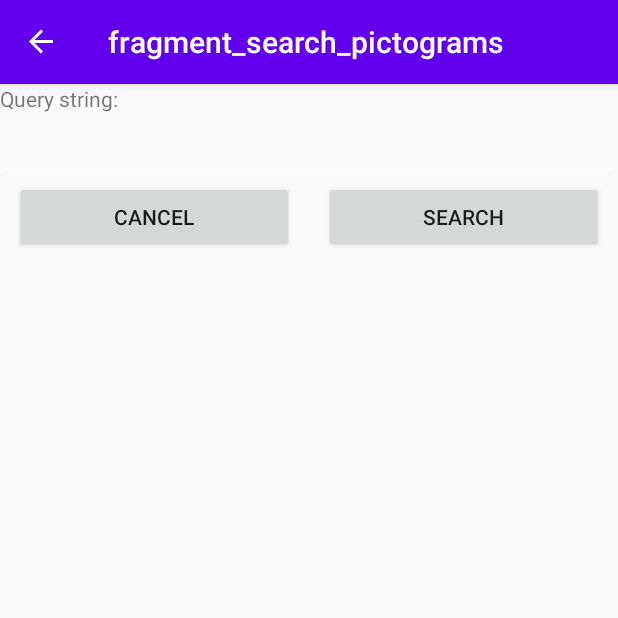
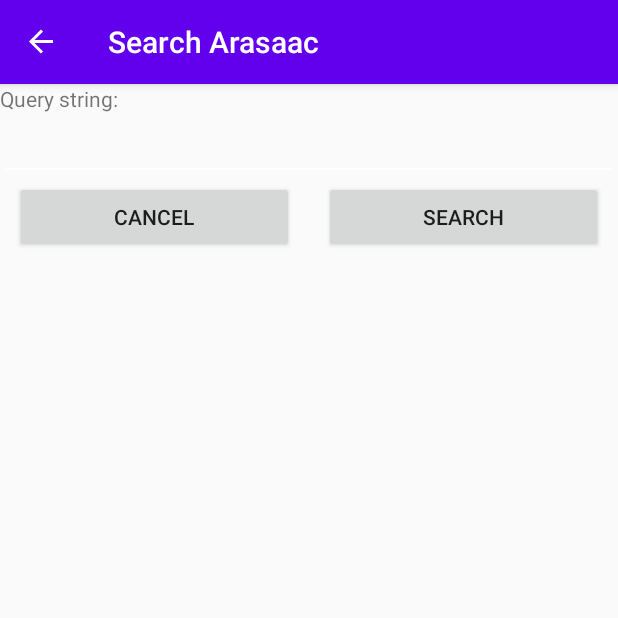
Before and after one commit to fesave/AAC-Board, an Android app: the SearchPictogramsFragment screen opened through its navigation route, on a phone screen of 412 x 824 dp, the top half of it. Run offline under Robolectric (Android 15) with nearby library versions, the phone set to English and light mode, and no system bars; our stand-ins replace Room's generated code, navigation-ui; pictures from the network do not load.

Commit message:
Update EditBoardCellFragment to implement all functionality and navigation

```diff
--- a/app/src/main/java/com/architectcoders/aacboard/di/ViewModelModule.kt
+++ b/app/src/main/java/com/architectcoders/aacboard/di/ViewModelModule.kt
@@ -11,5 +11,9 @@
     viewModel { ListDashboardsViewModel(get(), get(), get(), get(), get()) }
     viewModel { MainDashboardViewModel(get()) }
     viewModel { SearchPictogramsViewModel(get(), get()) }
-    viewModel { EditBoardCellViewModel(get(),get()) }
+    viewModel { parameters -> EditBoardCellViewModel(
+                                parameters.get(0),
+                                parameters.get(1),
+                                parameters.get(2),
+                                get(),get()) }
 }
--- a/app/src/main/java/com/architectcoders/aacboard/ui/fragments/EditBoardCellFragment.kt
+++ b/app/src/main/java/com/architectcoders/aacboard/ui/fragments/EditBoardCellFragment.kt
@@ -6,6 +6,7 @@
 import android.view.ViewGroup
 import androidx.fragment.app.Fragment
 import androidx.navigation.fragment.findNavController
+import androidx.navigation.fragment.navArgs
 import com.architectcoders.aacboard.R
 import com.architectcoders.aacboard.data.PictogramUI
 import com.architectcoders.aacboard.databinding.FragmentEditBoardCellBinding
@@ -16,12 +17,17 @@
 import com.architectcoders.aacboard.ui.utils.getNavigationResultLiveData
 import com.architectcoders.aacboard.ui.utils.loadUrl
 import org.koin.androidx.viewmodel.ext.android.viewModel
+import org.koin.core.parameter.parametersOf
 
 class EditBoardCellFragment : Fragment(R.layout.fragment_edit_board_cell){
     private var _binding: FragmentEditBoardCellBinding? = null
     private val binding get() = _binding!!
 
-    private val viewModel: EditBoardCellViewModel by viewModel()
+    private val safeArgs: EditBoardCellFragmentArgs by navArgs()
+
+    private val viewModel: EditBoardCellViewModel by viewModel {
+        parametersOf(safeArgs.dashboardId, safeArgs.row, safeArgs.column)
+    }
 
     override fun onCreateView(
         inflater: LayoutInflater,
--- a/app/src/main/java/com/architectcoders/aacboard/ui/fragments/viewmodel/EditBoardCellViewModel.kt
+++ b/app/src/main/java/com/architectcoders/aacboard/ui/fragments/viewmodel/EditBoardCellViewModel.kt
@@ -16,13 +16,13 @@
 import kotlinx.coroutines.launch
 
 class EditBoardCellViewModel(
+    private val dashboardId: Int,
+    private val row: Int,
+    private val column: Int,
     private val saveCellUseCase: SaveCellUseCase,
-    private val getCellUseCase: GetCellUseCase
+    private val getCellUseCase: GetCellUseCase,
 ) : ViewModel() {
 
-    private val dashboardId: Int
-    private val row: Int
-    private val column: Int
 
     private val _state: MutableStateFlow<EditBoardCellUiState> = MutableStateFlow(
         EditBoardCellUiState(),
@@ -30,12 +30,9 @@
     val state: StateFlow<EditBoardCellUiState> get() = _state.asStateFlow()
 
     init {
-        dashboardId=1
-        row=1
-        column=2
         viewModelScope.launch {
-            val cell: Cell? = getCellUseCase(dashboardId, row, column) ?: Cell(row, column, null)
-            updateUiState(_state.value.copy(pictogram = cell?.cellPictogram?.toUIPictogram()))
+            val cell: Cell = getCellUseCase(dashboardId, row, column) ?: Cell(row, column, null)
+            updateUiState(_state.value.copy(pictogram = cell.cellPictogram?.toUIPictogram()))
         }
     }
 
--- a/app/src/main/res/navigation/nav_graph.xml
+++ b/app/src/main/res/navigation/nav_graph.xml
@@ -68,7 +68,7 @@
     <fragment
         android:id="@+id/edit_board_cell_dest"
         android:name="com.architectcoders.aacboard.ui.fragments.EditBoardCellFragment"
-        android:label="EditBoardCellFragment"
+        android:label="@string/editCell"
         tools:layout="@layout/fragment_edit_board_cell">
         <action
             android:id="@+id/action_editBoardCell_to_mainDashboard"
@@ -82,6 +82,18 @@
         <action
             android:id="@+id/action_editBoardCell_to_searchPictograms"
             app:destination="@id/searchPictogramsFragment" />
+        <argument
+            android:name="dashboardId"
+            app:argType="integer"
+            android:defaultValue="1" />
+        <argument
+            android:name="row"
+            app:argType="integer"
+            android:defaultValue="0" />
+        <argument
+            android:name="column"
+            app:argType="integer"
+            android:defaultValue="3" />
     </fragment>
     <fragment
         android:id="@+id/new_pictogram_dest"
@@ -91,6 +103,6 @@
     <fragment
         android:id="@+id/searchPictogramsFragment"
         android:name="com.architectcoders.aacboard.ui.fragments.SearchPictogramsFragment"
-        android:label="fragment_search_pictograms"
+        android:label="@string/search_arasaac"
         tools:layout="@layout/fragment_search_pictograms" />
 </navigation>
--- a/app/src/main/res/values/strings.xml
+++ b/app/src/main/res/values/strings.xml
@@ -15,4 +15,6 @@
     <string name="text">Text:</string>
     <string name="column_label">Column: %d\</string>
     <string name="row_label">Row: %d\</string>
+    <string name="editCell">Edit Cell</string>
+    <string name="search_arasaac">Search Arasaac</string>
 </resources>
--- a/domain/src/main/java/com/architectcoders/aacboard/domain/repository/PictogramsRepository.kt
+++ b/domain/src/main/java/com/architectcoders/aacboard/domain/repository/PictogramsRepository.kt
@@ -7,6 +7,7 @@
 import com.architectcoders.aacboard.domain.data.cell.CellPictogram
 import kotlinx.coroutines.flow.Flow
 
+@Suppress("TooManyFunctions")
 interface PictogramsRepository {
 
     suspend fun getDashboards(): Flow<List<Dashboard>>
```
